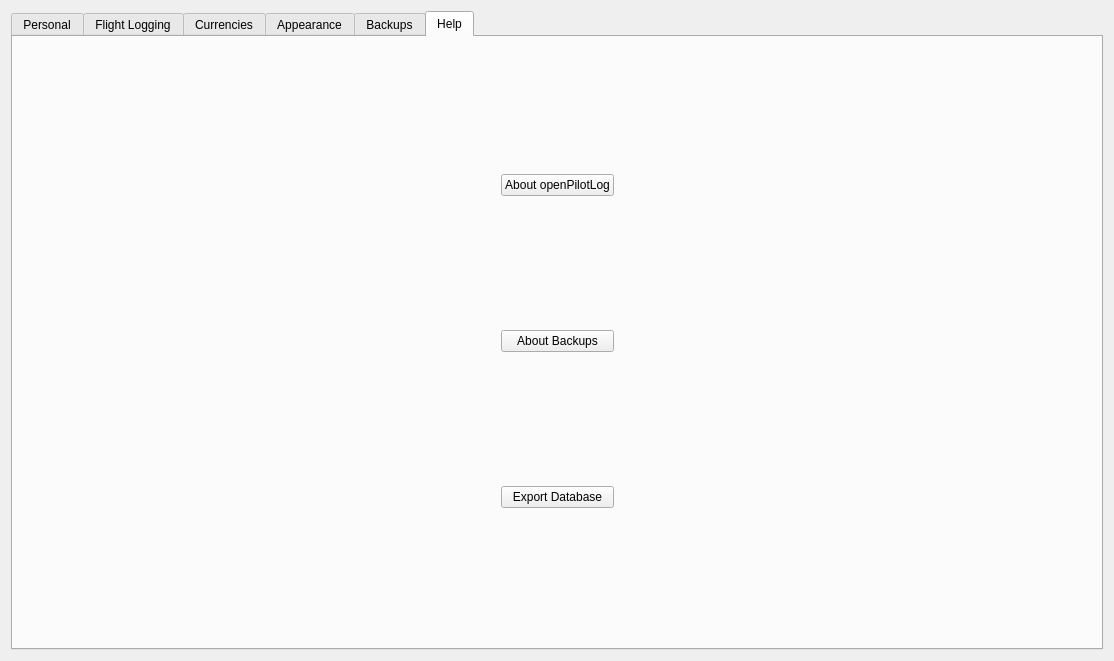
Old version of the form src/gui/widgets/settingswidget.ui in the repository fiffty-50/openPilotLog.
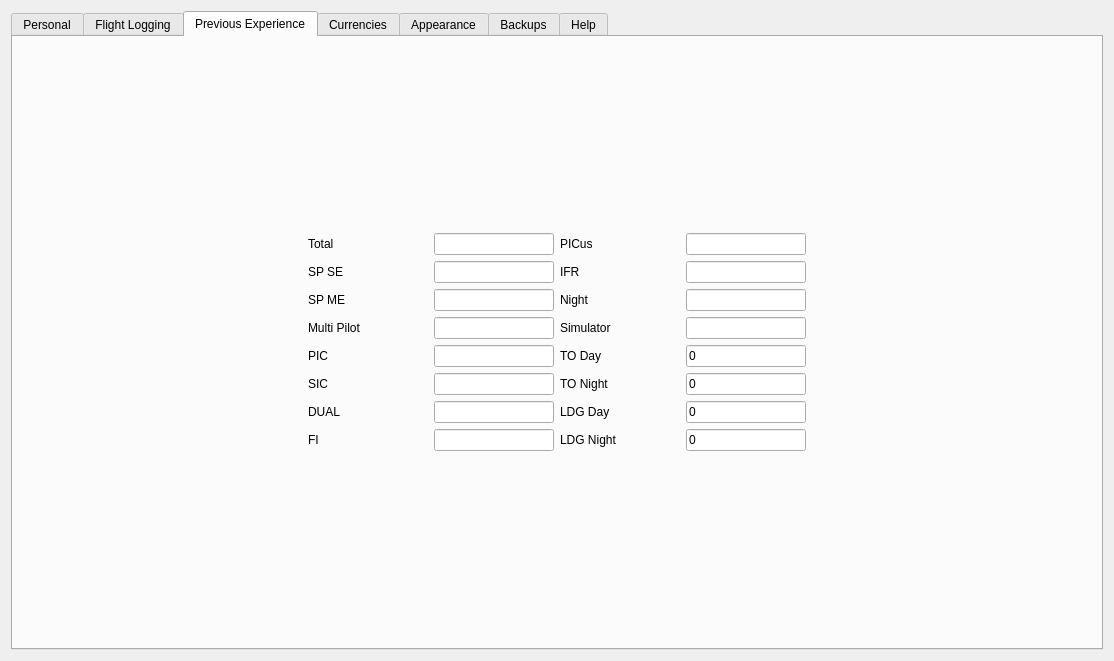
New version of the form.

Commit message:
Started work on refactoring totals display into widget.
This widget can be used to either display totals on the home widget
or to add previous experience in the settings widget.

```diff
--- a/src/gui/widgets/settingswidget.ui
+++ b/src/gui/widgets/settingswidget.ui
@@ -17,7 +17,7 @@
    <item row="0" column="0">
     <widget class="QTabWidget" name="tabWidget">
      <property name="currentIndex">
-      <number>5</number>
+      <number>2</number>
      </property>
      <widget class="QWidget" name="personalTab">
       <attribute name="title">
@@ -307,6 +307,547 @@
        </item>
       </layout>
      </widget>
+     <widget class="QWidget" name="previousExpTab">
+      <property name="toolTip">
+       <string>Enter your total experience from previous logbooks</string>
+      </property>
+      <attribute name="title">
+       <string>Previous Experience</string>
+      </attribute>
+      <layout class="QGridLayout" name="gridLayout_9">
+       <item row="0" column="0">
+        <layout class="QGridLayout" name="gridLayout_3">
+         <item row="0" column="0">
+          <widget class="QLabel" name="totalLabel">
+           <property name="maximumSize">
+            <size>
+             <width>120</width>
+             <height>16777215</height>
+            </size>
+           </property>
+           <property name="text">
+            <string>Total</string>
+           </property>
+          </widget>
+         </item>
+         <item row="0" column="1">
+          <widget class="QLineEdit" name="totalLineEdit">
+           <property name="minimumSize">
+            <size>
+             <width>100</width>
+             <height>0</height>
+            </size>
+           </property>
+           <property name="maximumSize">
+            <size>
+             <width>120</width>
+             <height>16777215</height>
+            </size>
+           </property>
+           <property name="focusPolicy">
+            <enum>Qt::NoFocus</enum>
+           </property>
+           <property name="text">
+            <string/>
+           </property>
+          </widget>
+         </item>
+         <item row="0" column="2">
+          <widget class="QLabel" name="picusLabel">
+           <property name="maximumSize">
+            <size>
+             <width>120</width>
+             <height>16777215</height>
+            </size>
+           </property>
+           <property name="text">
+            <string>PICus</string>
+           </property>
+          </widget>
+         </item>
+         <item row="0" column="3">
+          <widget class="QLineEdit" name="picusLineEdit">
+           <property name="minimumSize">
+            <size>
+             <width>100</width>
+             <height>0</height>
+            </size>
+           </property>
+           <property name="maximumSize">
+            <size>
+             <width>120</width>
+             <height>16777215</height>
+            </size>
+           </property>
+           <property name="focusPolicy">
+            <enum>Qt::NoFocus</enum>
+           </property>
+          </widget>
+         </item>
+         <item row="1" column="0">
+          <widget class="QLabel" name="spseLabel">
+           <property name="maximumSize">
+            <size>
+             <width>120</width>
+             <height>16777215</height>
+            </size>
+           </property>
+           <property name="text">
+            <string>SP SE</string>
+           </property>
+          </widget>
+         </item>
+         <item row="1" column="1">
+          <widget class="QLineEdit" name="spseLineEdit">
+           <property name="minimumSize">
+            <size>
+             <width>100</width>
+             <height>0</height>
+            </size>
+           </property>
+           <property name="maximumSize">
+            <size>
+             <width>120</width>
+             <height>16777215</height>
+            </size>
+           </property>
+           <property name="focusPolicy">
+            <enum>Qt::NoFocus</enum>
+           </property>
+          </widget>
+         </item>
+         <item row="1" column="2">
+          <widget class="QLabel" name="ifrLabel">
+           <property name="maximumSize">
+            <size>
+             <width>120</width>
+             <height>16777215</height>
+            </size>
+           </property>
+           <property name="text">
+            <string>IFR</string>
+           </property>
+          </widget>
+         </item>
+         <item row="1" column="3">
+          <widget class="QLineEdit" name="ifrLineEdit">
+           <property name="minimumSize">
+            <size>
+             <width>100</width>
+             <height>0</height>
+            </size>
+           </property>
+           <property name="maximumSize">
+            <size>
+             <width>120</width>
+             <height>16777215</height>
+            </size>
+           </property>
+           <property name="focusPolicy">
+            <enum>Qt::NoFocus</enum>
+           </property>
+          </widget>
+         </item>
+         <item row="2" column="0">
+          <widget class="QLabel" name="spmeLabel">
+           <property name="maximumSize">
+            <size>
+             <width>120</width>
+             <height>16777215</height>
+            </size>
+           </property>
+           <property name="text">
+            <string>SP ME</string>
+           </property>
+          </widget>
+         </item>
+         <item row="2" column="1">
+          <widget class="QLineEdit" name="spmeLineEdit">
+           <property name="minimumSize">
+            <size>
+             <width>100</width>
+             <height>0</height>
+            </size>
+           </property>
+           <property name="maximumSize">
+            <size>
+             <width>120</width>
+             <height>16777215</height>
+            </size>
+           </property>
+           <property name="focusPolicy">
+            <enum>Qt::NoFocus</enum>
+           </property>
+          </widget>
+         </item>
+         <item row="2" column="2">
+          <widget class="QLabel" name="nightLabel_2">
+           <property name="maximumSize">
+            <size>
+             <width>120</width>
+             <height>16777215</height>
+            </size>
+           </property>
+           <property name="text">
+            <string>Night</string>
+           </property>
+          </widget>
+         </item>
+         <item row="2" column="3">
+          <widget class="QLineEdit" name="nightLineEdit">
+           <property name="minimumSize">
+            <size>
+             <width>100</width>
+             <height>0</height>
+            </size>
+           </property>
+           <property name="maximumSize">
+            <size>
+             <width>120</width>
+             <height>16777215</height>
+            </size>
+           </property>
+           <property name="focusPolicy">
+            <enum>Qt::NoFocus</enum>
+           </property>
+          </widget>
+         </item>
+         <item row="3" column="0">
+          <widget class="QLabel" name="multipilotLabel">
+           <property name="maximumSize">
+            <size>
+             <width>120</width>
+             <height>16777215</height>
+            </size>
+           </property>
+           <property name="text">
+            <string>Multi Pilot</string>
+           </property>
+          </widget>
+         </item>
+         <item row="3" column="1">
+          <widget class="QLineEdit" name="multipilotLineEdit">
+           <property name="minimumSize">
+            <size>
+             <width>100</width>
+             <height>0</height>
+            </size>
+           </property>
+           <property name="maximumSize">
+            <size>
+             <width>120</width>
+             <height>16777215</height>
+            </size>
+           </property>
+           <property name="focusPolicy">
+            <enum>Qt::NoFocus</enum>
+           </property>
+          </widget>
+         </item>
+         <item row="3" column="2">
+          <widget class="QLabel" name="simLabel">
+           <property name="maximumSize">
+            <size>
+             <width>120</width>
+             <height>16777215</height>
+            </size>
+           </property>
+           <property name="text">
+            <string>Simulator</string>
+           </property>
+          </widget>
+         </item>
+         <item row="3" column="3">
+          <widget class="QLineEdit" name="simLineEdit">
+           <property name="minimumSize">
+            <size>
+             <width>100</width>
+             <height>0</height>
+            </size>
+           </property>
+           <property name="maximumSize">
+            <size>
+             <width>120</width>
+             <height>16777215</height>
+            </size>
+           </property>
+           <property name="focusPolicy">
+            <enum>Qt::NoFocus</enum>
+           </property>
+          </widget>
+         </item>
+         <item row="4" column="0">
+          <widget class="QLabel" name="piclabel">
+           <property name="maximumSize">
+            <size>
+             <width>120</width>
+             <height>16777215</height>
+            </size>
+           </property>
+           <property name="text">
+            <string>PIC</string>
+           </property>
+          </widget>
+         </item>
+         <item row="4" column="1">
+          <widget class="QLineEdit" name="picLineEdit">
+           <property name="minimumSize">
+            <size>
+             <width>100</width>
+             <height>0</height>
+            </size>
+           </property>
+           <property name="maximumSize">
+            <size>
+             <width>120</width>
+             <height>16777215</height>
+            </size>
+           </property>
+           <property name="focusPolicy">
+            <enum>Qt::NoFocus</enum>
+           </property>
+          </widget>
+         </item>
+         <item row="4" column="2">
+          <widget class="QLabel" name="todayLabel">
+           <property name="maximumSize">
+            <size>
+             <width>120</width>
+             <height>16777215</height>
+            </size>
+           </property>
+           <property name="text">
+            <string>TO Day</string>
+           </property>
+          </widget>
+         </item>
+         <item row="4" column="3">
+          <widget class="QLineEdit" name="todayLineEdit">
+           <property name="minimumSize">
+            <size>
+             <width>100</width>
+             <height>0</height>
+            </size>
+           </property>
+           <property name="maximumSize">
+            <size>
+             <width>120</width>
+             <height>16777215</height>
+            </size>
+           </property>
+           <property name="focusPolicy">
+            <enum>Qt::NoFocus</enum>
+           </property>
+           <property name="text">
+            <string>0</string>
+           </property>
+          </widget>
+         </item>
+         <item row="5" column="0">
+          <widget class="QLabel" name="sicLabel">
+           <property name="maximumSize">
+            <size>
+             <width>120</width>
+             <height>16777215</height>
+            </size>
+           </property>
+           <property name="text">
+            <string>SIC</string>
+           </property>
+          </widget>
+         </item>
+         <item row="5" column="1">
+          <widget class="QLineEdit" name="sicLineEdit">
+           <property name="minimumSize">
+            <size>
+             <width>100</width>
+             <height>0</height>
+            </size>
+           </property>
+           <property name="maximumSize">
+            <size>
+             <width>120</width>
+             <height>16777215</height>
+            </size>
+           </property>
+           <property name="focusPolicy">
+            <enum>Qt::NoFocus</enum>
+           </property>
+          </widget>
+         </item>
+         <item row="5" column="2">
+          <widget class="QLabel" name="tonightLabel">
+           <property name="maximumSize">
+            <size>
+             <width>120</width>
+             <height>16777215</height>
+            </size>
+           </property>
+           <property name="text">
+            <string>TO Night</string>
+           </property>
+          </widget>
+         </item>
+         <item row="5" column="3">
+          <widget class="QLineEdit" name="tonightLineEdit">
+           <property name="minimumSize">
+            <size>
+             <width>100</width>
+             <height>0</height>
+            </size>
+           </property>
+           <property name="maximumSize">
+            <size>
+             <width>120</width>
+             <height>16777215</height>
+            </size>
+           </property>
+           <property name="focusPolicy">
+            <enum>Qt::NoFocus</enum>
+           </property>
+           <property name="text">
+            <string>0</string>
+           </property>
+          </widget>
+         </item>
+         <item row="6" column="0">
+          <widget class="QLabel" name="dualLabel">
+           <property name="maximumSize">
+            <size>
+             <width>120</width>
+             <height>16777215</height>
+            </size>
+           </property>
+           <property name="text">
+            <string>DUAL</string>
+           </property>
+          </widget>
+         </item>
+         <item row="6" column="1">
+          <widget class="QLineEdit" name="dualLineEdit">
+           <property name="minimumSize">
+            <size>
+             <width>100</width>
+             <height>0</height>
+            </size>
+           </property>
+           <property name="maximumSize">
+            <size>
+             <width>120</width>
+             <height>16777215</height>
+            </size>
+           </property>
+           <property name="focusPolicy">
+            <enum>Qt::NoFocus</enum>
+           </property>
+          </widget>
+         </item>
+         <item row="6" column="2">
+          <widget class="QLabel" name="ldgdayLabel">
+           <property name="maximumSize">
+            <size>
+             <width>120</width>
+             <height>16777215</height>
+            </size>
+           </property>
+           <property name="text">
+            <string>LDG Day</string>
+           </property>
+          </widget>
+         </item>
+         <item row="6" column="3">
+          <widget class="QLineEdit" name="ldgdayLineEdit">
+           <property name="minimumSize">
+            <size>
+             <width>100</width>
+             <height>0</height>
+            </size>
+           </property>
+           <property name="maximumSize">
+            <size>
+             <width>120</width>
+             <height>16777215</height>
+            </size>
+           </property>
+           <property name="focusPolicy">
+            <enum>Qt::NoFocus</enum>
+           </property>
+           <property name="text">
+            <string>0</string>
+           </property>
+          </widget>
+         </item>
+         <item row="7" column="0">
+          <widget class="QLabel" name="fiLabel">
+           <property name="maximumSize">
+            <size>
+             <width>120</width>
+             <height>16777215</height>
+            </size>
+           </property>
+           <property name="text">
+            <string>FI</string>
+           </property>
+          </widget>
+         </item>
+         <item row="7" column="2">
+          <widget class="QLabel" name="ldgnightLabel">
+           <property name="maximumSize">
+            <size>
+             <width>120</width>
+             <height>16777215</height>
+            </size>
+           </property>
+           <property name="text">
+            <string>LDG Night</string>
+           </property>
+          </widget>
+         </item>
+         <item row="7" column="3">
+          <widget class="QLineEdit" name="ldgnightLineEdit">
+           <property name="minimumSize">
+            <size>
+             <width>100</width>
+             <height>0</height>
+            </size>
+           </property>
+           <property name="maximumSize">
+            <size>
+             <width>120</width>
+             <height>16777215</height>
+            </size>
+           </property>
+           <property name="focusPolicy">
+            <enum>Qt::NoFocus</enum>
+           </property>
+           <property name="text">
+            <string>0</string>
+           </property>
+          </widget>
+         </item>
+         <item row="7" column="1">
+          <widget class="QLineEdit" name="fiLineEdit">
+           <property name="minimumSize">
+            <size>
+             <width>100</width>
+             <height>0</height>
+            </size>
+           </property>
+           <property name="maximumSize">
+            <size>
+             <width>120</width>
+             <height>16777215</height>
+            </size>
+           </property>
+           <property name="focusPolicy">
+            <enum>Qt::NoFocus</enum>
+           </property>
+          </widget>
+         </item>
+        </layout>
+       </item>
+      </layout>
+     </widget>
      <widget class="QWidget" name="currenciesTab">
       <attribute name="title">
        <string>Currencies</string>
```
Left out of the diff: 2 changed lines with no effect on the pictures. The commit also changes 4 other files.
